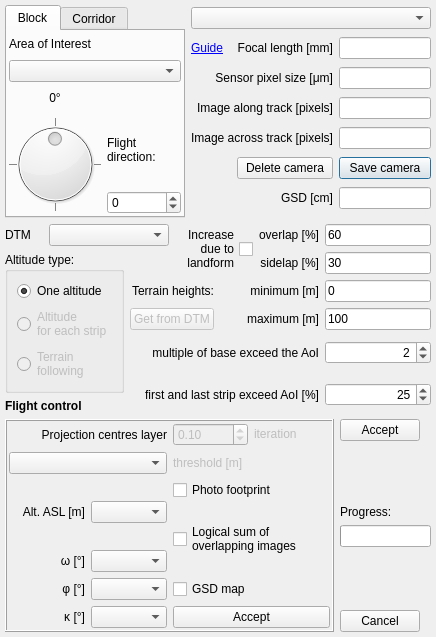
The window that flight_planner_dialog_base.ui (JMG30/flight_planner) describes before a commit, drawn with Qt 5.
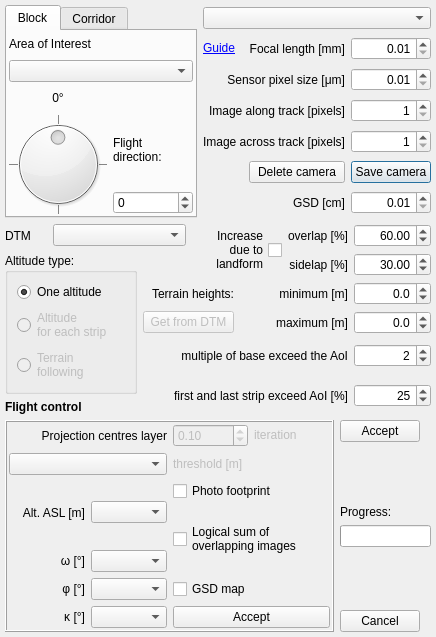
The same window after the commit. Custom widgets are drawn as their Qt base class.

Commit message: Change QLineEdits to QSpinBoxes

Patch:
```diff
--- a/flight_planner_dialog_base.ui
+++ b/flight_planner_dialog_base.ui
@@ -330,19 +330,6 @@
        </property>
       </widget>
      </item>
-     <item row="1" column="3">
-      <widget class="QLineEdit" name="lEfocal">
-       <property name="sizePolicy">
-        <sizepolicy hsizetype="Maximum" vsizetype="Fixed">
-         <horstretch>0</horstretch>
-         <verstretch>0</verstretch>
-        </sizepolicy>
-       </property>
-       <property name="text">
-        <string/>
-       </property>
-      </widget>
-     </item>
      <item row="2" column="0" colspan="3">
       <widget class="QLabel" name="label_30">
        <property name="text">
@@ -353,19 +340,6 @@
        </property>
       </widget>
      </item>
-     <item row="2" column="3">
-      <widget class="QLineEdit" name="lEsensor">
-       <property name="sizePolicy">
-        <sizepolicy hsizetype="Maximum" vsizetype="Fixed">
-         <horstretch>0</horstretch>
-         <verstretch>0</verstretch>
-        </sizepolicy>
-       </property>
-       <property name="text">
-        <string/>
-       </property>
-      </widget>
-     </item>
      <item row="3" column="0" colspan="3">
       <widget class="QLabel" name="label_29">
        <property name="text">
@@ -376,19 +350,6 @@
        </property>
       </widget>
      </item>
-     <item row="3" column="3">
-      <widget class="QLineEdit" name="lEalong">
-       <property name="sizePolicy">
-        <sizepolicy hsizetype="Maximum" vsizetype="Fixed">
-         <horstretch>0</horstretch>
-         <verstretch>0</verstretch>
-        </sizepolicy>
-       </property>
-       <property name="text">
-        <string/>
-       </property>
-      </widget>
-     </item>
      <item row="4" column="0" colspan="3">
       <widget class="QLabel" name="label_26">
        <property name="text">
@@ -399,19 +360,6 @@
        </property>
       </widget>
      </item>
-     <item row="4" column="3">
-      <widget class="QLineEdit" name="lEacross">
-       <property name="sizePolicy">
-        <sizepolicy hsizetype="Maximum" vsizetype="Fixed">
-         <horstretch>0</horstretch>
-         <verstretch>0</verstretch>
-        </sizepolicy>
-       </property>
-       <property name="text">
-        <string/>
-       </property>
-      </widget>
-     </item>
      <item row="6" column="1" colspan="2">
       <widget class="QLabel" name="label_24">
        <property name="text">
@@ -422,22 +370,6 @@
        </property>
       </widget>
      </item>
-     <item row="6" column="3">
-      <widget class="QLineEdit" name="lEgsd">
-       <property name="sizePolicy">
-        <sizepolicy hsizetype="Maximum" vsizetype="Fixed">
-         <horstretch>0</horstretch>
-         <verstretch>0</verstretch>
-        </sizepolicy>
-       </property>
-       <property name="text">
-        <string/>
-       </property>
-       <property name="maxLength">
-        <number>5</number>
-       </property>
-      </widget>
-     </item>
      <item row="5" column="3">
       <widget class="QPushButton" name="pBaddCamera">
        <property name="sizePolicy">
@@ -464,6 +396,77 @@
        </property>
       </widget>
      </item>
+     <item row="1" column="3">
+      <widget class="QDoubleSpinBox" name="doubleSpinBoxFocalLength">
+       <property name="alignment">
+        <set>Qt::AlignRight|Qt::AlignTrailing|Qt::AlignVCenter</set>
+       </property>
+       <property name="suffix">
+        <string/>
+       </property>
+       <property name="decimals">
+        <number>2</number>
+       </property>
+       <property name="minimum">
+        <double>0.010000000000000</double>
+       </property>
+       <property name="maximum">
+        <double>10000.000000000000000</double>
+       </property>
+      </widget>
+     </item>
+     <item row="2" column="3">
+      <widget class="QDoubleSpinBox" name="doubleSpinBoxSensorSize">
+       <property name="alignment">
+        <set>Qt::AlignRight|Qt::AlignTrailing|Qt::AlignVCenter</set>
+       </property>
+       <property name="minimum">
+        <double>0.010000000000000</double>
+       </property>
+       <property name="maximum">
+        <double>1000.000000000000000</double>
+       </property>
+      </widget>
+     </item>
+     <item row="3" column="3">
+      <widget class="QSpinBox" name="spinBoxPixelsAlongTrack">
+       <property name="alignment">
+        <set>Qt::AlignRight|Qt::AlignTrailing|Qt::AlignVCenter</set>
+       </property>
+       <property name="minimum">
+        <number>1</number>
+       </property>
+       <property name="maximum">
+        <number>9999999</number>
+       </property>
+      </widget>
+     </item>
+     <item row="4" column="3">
+      <widget class="QSpinBox" name="spinBoxPixelsAcrossTrack">
+       <property name="alignment">
+        <set>Qt::AlignRight|Qt::AlignTrailing|Qt::AlignVCenter</set>
+       </property>
+       <property name="minimum">
+        <number>1</number>
+       </property>
+       <property name="maximum">
+        <number>9999999</number>
+       </property>
+      </widget>
+     </item>
+     <item row="6" column="3">
+      <widget class="QDoubleSpinBox" name="doubleSpinBoxGSD">
+       <property name="alignment">
+        <set>Qt::AlignRight|Qt::AlignTrailing|Qt::AlignVCenter</set>
+       </property>
+       <property name="minimum">
+        <double>0.010000000000000</double>
+       </property>
+       <property name="maximum">
+        <double>999.990000000000009</double>
+       </property>
+      </widget>
+     </item>
     </layout>
    </item>
    <item row="1" column="0" colspan="2">
@@ -500,22 +503,6 @@
        </property>
       </widget>
      </item>
-     <item row="0" column="7">
-      <widget class="QLineEdit" name="lEp">
-       <property name="sizePolicy">
-        <sizepolicy hsizetype="Maximum" vsizetype="Fixed">
-         <horstretch>0</horstretch>
-         <verstretch>0</verstretch>
-        </sizepolicy>
-       </property>
-       <property name="text">
-        <string>60</string>
-       </property>
-       <property name="maxLength">
-        <number>5</number>
-       </property>
-      </widget>
-     </item>
      <item row="1" column="6">
       <widget class="QLabel" name="label_27">
        <property name="layoutDirection">
@@ -529,22 +516,6 @@
        </property>
       </widget>
      </item>
-     <item row="1" column="7">
-      <widget class="QLineEdit" name="lEq">
-       <property name="sizePolicy">
-        <sizepolicy hsizetype="Maximum" vsizetype="Fixed">
-         <horstretch>0</horstretch>
-         <verstretch>0</verstretch>
-        </sizepolicy>
-       </property>
-       <property name="text">
-        <string>30</string>
-       </property>
-       <property name="maxLength">
-        <number>5</number>
-       </property>
-      </widget>
-     </item>
      <item row="2" column="3" colspan="2">
       <widget class="QLabel" name="label_33">
        <property name="text">
@@ -565,22 +536,6 @@
        </property>
       </widget>
      </item>
-     <item row="2" column="7">
-      <widget class="QLineEdit" name="lEminH">
-       <property name="sizePolicy">
-        <sizepolicy hsizetype="Maximum" vsizetype="Fixed">
-         <horstretch>0</horstretch>
-         <verstretch>0</verstretch>
-        </sizepolicy>
-       </property>
-       <property name="text">
-        <string>0</string>
-       </property>
-       <property name="maxLength">
-        <number>8</number>
-       </property>
-      </widget>
-     </item>
      <item row="3" column="3" colspan="2">
       <widget class="QPushButton" name="pBgetHeights">
        <property name="enabled">
@@ -601,22 +556,6 @@
        </property>
       </widget>
      </item>
-     <item row="3" column="7">
-      <widget class="QLineEdit" name="lEmaxH">
-       <property name="sizePolicy">
-        <sizepolicy hsizetype="Maximum" vsizetype="Fixed">
-         <horstretch>0</horstretch>
-         <verstretch>0</verstretch>
-        </sizepolicy>
-       </property>
-       <property name="text">
-        <string>100</string>
-       </property>
-       <property name="maxLength">
-        <number>8</number>
-       </property>
-      </widget>
-     </item>
      <item row="6" column="7" rowspan="2">
       <widget class="QSpinBox" name="sBexceedingExtremeStrips">
        <property name="sizePolicy">
@@ -740,6 +679,58 @@
        </property>
       </widget>
      </item>
+     <item row="0" column="7">
+      <widget class="QDoubleSpinBox" name="doubleSpinBoxOverlap">
+       <property name="alignment">
+        <set>Qt::AlignRight|Qt::AlignTrailing|Qt::AlignVCenter</set>
+       </property>
+       <property name="value">
+        <double>60.000000000000000</double>
+       </property>
+      </widget>
+     </item>
+     <item row="1" column="7">
+      <widget class="QDoubleSpinBox" name="doubleSpinBoxSidelap">
+       <property name="alignment">
+        <set>Qt::AlignRight|Qt::AlignTrailing|Qt::AlignVCenter</set>
+       </property>
+       <property name="value">
+        <double>30.000000000000000</double>
+       </property>
+      </widget>
+     </item>
+     <item row="2" column="7">
+      <widget class="QDoubleSpinBox" name="doubleSpinBoxMinHeight">
+       <property name="alignment">
+        <set>Qt::AlignRight|Qt::AlignTrailing|Qt::AlignVCenter</set>
+       </property>
+       <property name="decimals">
+        <number>1</number>
+       </property>
+       <property name="minimum">
+        <double>-999.899999999999977</double>
+       </property>
+       <property name="maximum">
+        <double>100000.000000000000000</double>
+       </property>
+      </widget>
+     </item>
+     <item row="3" column="7">
+      <widget class="QDoubleSpinBox" name="doubleSpinBoxMaxHeight">
+       <property name="alignment">
+        <set>Qt::AlignRight|Qt::AlignTrailing|Qt::AlignVCenter</set>
+       </property>
+       <property name="decimals">
+        <number>1</number>
+       </property>
+       <property name="minimum">
+        <double>-999.899999999999977</double>
+       </property>
+       <property name="maximum">
+        <double>100000.000000000000000</double>
+       </property>
+      </widget>
+     </item>
     </layout>
    </item>
    <item row="2" column="0" colspan="2">
```
The commit also changes 2 other files.
